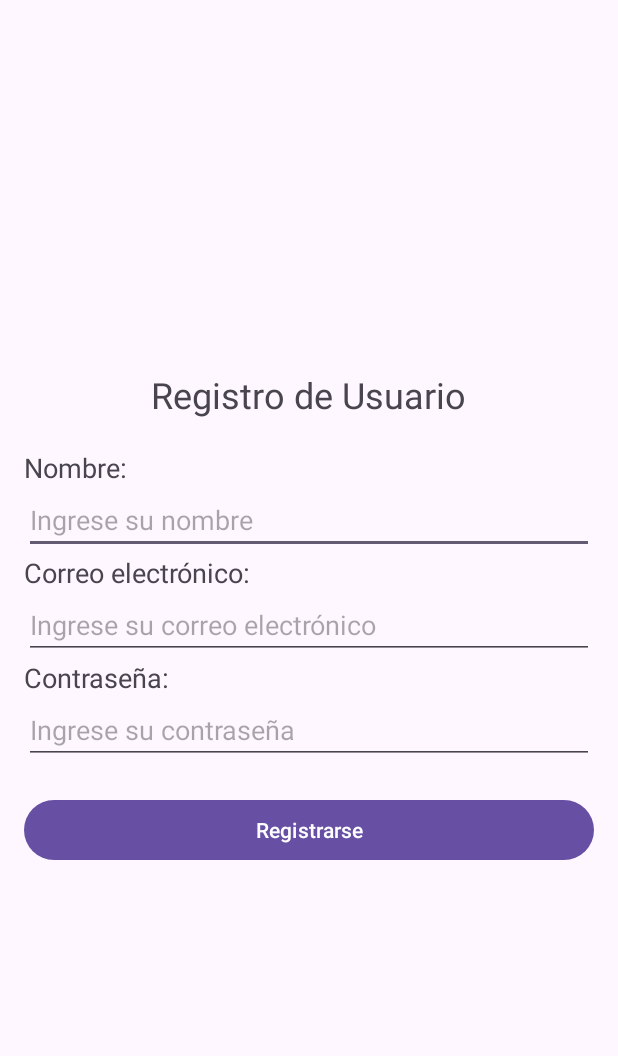
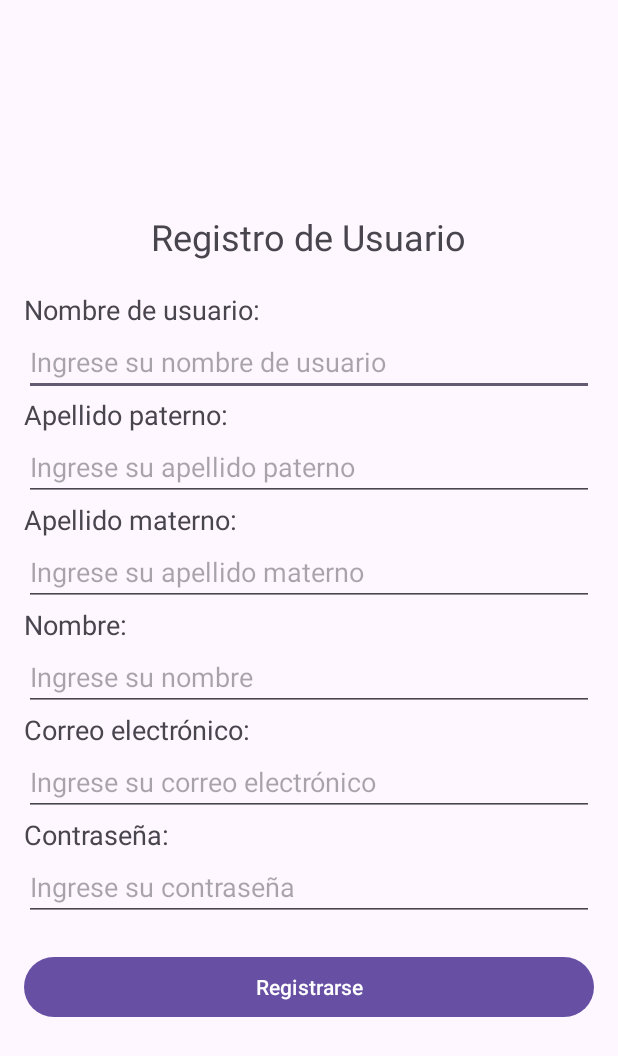
Before and after one commit to Artgnz/Tarea03PDM, an Android app: the screen it shows after launch (MainActivity), on a phone screen of 412 x 824 dp. Shown: the top 1056 px of the screen. Run offline under Robolectric (Android 15) with nearby library versions, the phone set to English and light mode, and no system bars; 1 statement that could not run was skipped.

Commit message:
Agrega información registro

```diff
--- a/app/src/main/res/layout/activity_main.xml
+++ b/app/src/main/res/layout/activity_main.xml
@@ -13,6 +13,42 @@
         android:textSize="24sp"
         android:layout_gravity="center_horizontal"
         android:layout_marginBottom="20dp"/>
+
+    <TextView
+        android:layout_width="wrap_content"
+        android:layout_height="wrap_content"
+        android:text="Nombre de usuario:"
+        android:textSize="18sp"
+        android:layout_gravity="start" />
+    <EditText
+        android:id="@+id/nombre_de_usuario"
+        android:layout_width="match_parent"
+        android:layout_height="wrap_content"
+        android:hint="Ingrese su nombre de usuario"/>
+
+    <TextView
+        android:layout_width="wrap_content"
+        android:layout_height="wrap_content"
+        android:text="Apellido paterno:"
+        android:textSize="18sp"
+        android:layout_gravity="start" />
+    <EditText
+        android:id="@+id/apellido_paterno"
+        android:layout_width="match_parent"
+        android:layout_height="wrap_content"
+        android:hint="Ingrese su apellido paterno"/>
+
+    <TextView
+        android:layout_width="wrap_content"
+        android:layout_height="wrap_content"
+        android:text="Apellido materno:"
+        android:textSize="18sp"
+        android:layout_gravity="start" />
+    <EditText
+        android:id="@+id/apellido_materno"
+        android:layout_width="match_parent"
+        android:layout_height="wrap_content"
+        android:hint="Ingrese su apellido materno"/>
 
     <TextView
         android:layout_width="wrap_content"
```
